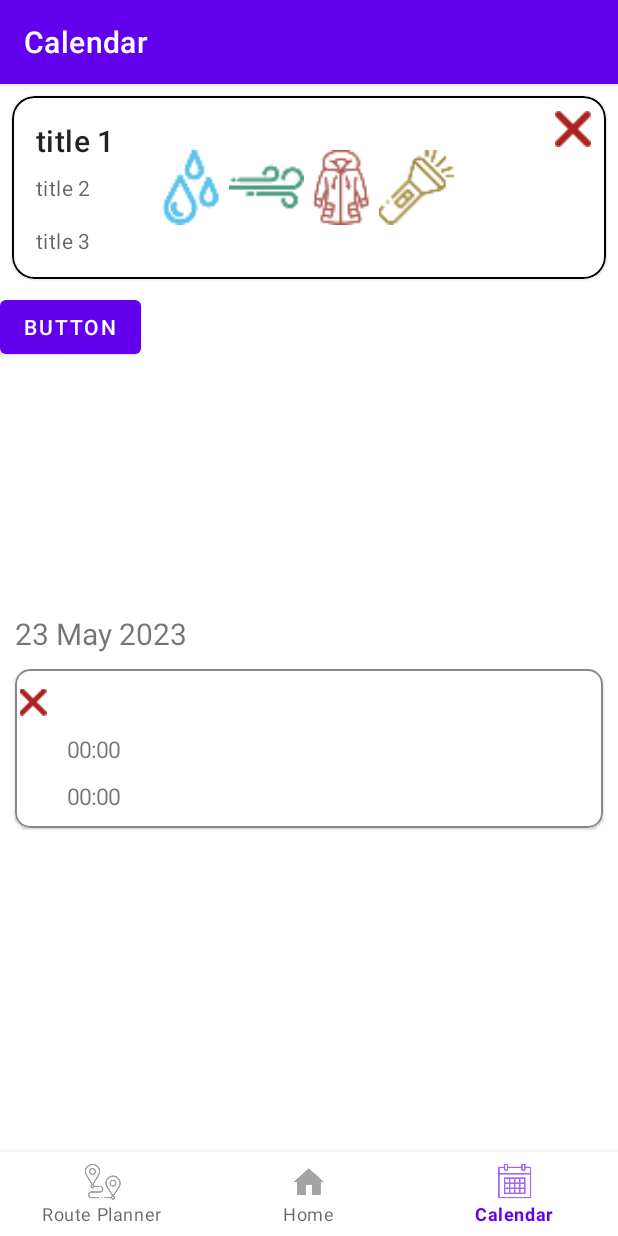
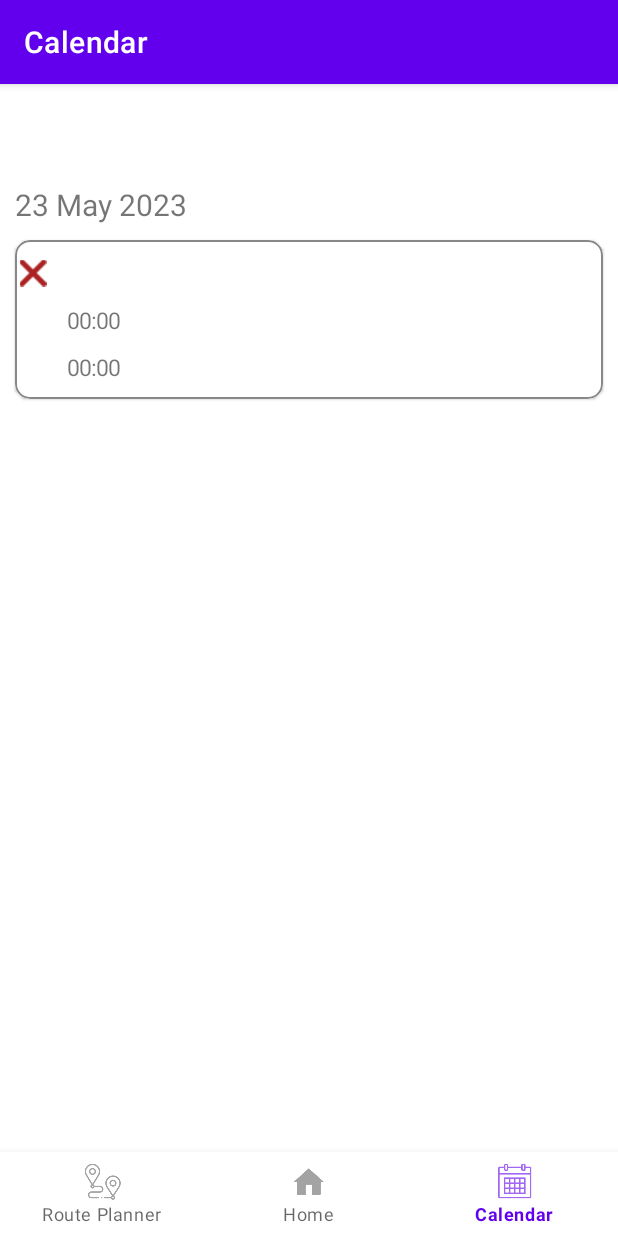
Before and after one commit to matefehervari/InteractionDesign, an Android app: the CalendarFragment screen opened through its navigation route, on a phone screen of 412 x 824 dp. Run offline under Robolectric (Android 15) with nearby library versions, the phone set to English and light mode, and no system bars; our stand-ins replace Volley, navigation-ui.

Commit message:
Fixed bug with acquiring time from time pickers. Changed info page top image. Removed calendar test button

```diff
--- a/app/src/main/java/com/example/interactiondesigngroup19/ui/calendar/CalendarFragment.java
+++ b/app/src/main/java/com/example/interactiondesigngroup19/ui/calendar/CalendarFragment.java
@@ -59,14 +59,14 @@ public class CalendarFragment extends Fragment {
     public void onViewCreated(@NonNull View view, @Nullable Bundle savedInstanceState) {
         super.onViewCreated(view, savedInstanceState);
 
-        final Button testButton = binding.button;
-        testButton.setOnClickListener(new View.OnClickListener() {
-            @Override
-            public void onClick(View v) {
-                CalendarEvent calendarEvent = eventHandler.addRandomEvent();
-                fragmentLinearLayout.addView(createEventCard(calendarEvent));
-            }
-        });
+//        final Button testButton = binding.button;
+//        testButton.setOnClickListener(new View.OnClickListener() {
+//            @Override
+//            public void onClick(View v) {
+//                CalendarEvent calendarEvent = eventHandler.addRandomEvent();
+//                fragmentLinearLayout.addView(createEventCard(calendarEvent));
+//            }
+//        });
     }
 
     private void createEventCards() {
--- a/app/src/main/java/com/example/interactiondesigngroup19/ui/route_planner/RoutePlannerFragment.java
+++ b/app/src/main/java/com/example/interactiondesigngroup19/ui/route_planner/RoutePlannerFragment.java
@@ -312,7 +312,7 @@ public class RoutePlannerFragment extends Fragment {
             // Get data and send off to calendar
 
             String startHour = String.valueOf(routeModel.getStartHour());
-            String startMinute = String.valueOf(routeModel.getEndHour());
+            String startMinute = String.valueOf(routeModel.getStartMin());
             String[] date = dateSpinner.getSelectedItem().toString().split("/");
             Integer day = Integer.parseInt(date[0]);
             Integer month = Integer.parseInt(date[1]);
--- a/app/src/main/res/layout/fragment_calendar.xml
+++ b/app/src/main/res/layout/fragment_calendar.xml
@@ -12,111 +12,111 @@
         android:layout_height="wrap_content"
         android:orientation="vertical">
 
-        <com.google.android.material.card.MaterialCardView
-            android:layout_width="match_parent"
-            android:layout_height="match_parent"
-            android:layout_margin="8dp"
-            android:checkable="true"
-            android:clickable="true"
-            android:focusable="true"
-            app:cardCornerRadius="15dp"
-            app:strokeColor="@color/black"
-            app:strokeWidth="1dp">
+<!--        <com.google.android.material.card.MaterialCardView-->
+<!--            android:layout_width="match_parent"-->
+<!--            android:layout_height="match_parent"-->
+<!--            android:layout_margin="8dp"-->
+<!--            android:checkable="true"-->
+<!--            android:clickable="true"-->
+<!--            android:focusable="true"-->
+<!--            app:cardCornerRadius="15dp"-->
+<!--            app:strokeColor="@color/black"-->
+<!--            app:strokeWidth="1dp">-->
 
-            <LinearLayout
-                android:layout_width="match_parent"
-                android:layout_height="wrap_content"
-                android:orientation="horizontal">
+<!--            <LinearLayout-->
+<!--                android:layout_width="match_parent"-->
+<!--                android:layout_height="wrap_content"-->
+<!--                android:orientation="horizontal">-->
 
-                <LinearLayout
-                    android:layout_width="wrap_content"
-                    android:layout_height="wrap_content"
-                    android:orientation="vertical"
-                    android:padding="16dp">
+<!--                <LinearLayout-->
+<!--                    android:layout_width="wrap_content"-->
+<!--                    android:layout_height="wrap_content"-->
+<!--                    android:orientation="vertical"-->
+<!--                    android:padding="16dp">-->
 
-                    <!-- Title, secondary and supporting text -->
-                    <TextView
-                        android:layout_width="wrap_content"
-                        android:layout_height="wrap_content"
-                        android:text="title 1"
-                        android:textAppearance="?attr/textAppearanceHeadline6" />
+<!--                    &lt;!&ndash; Title, secondary and supporting text &ndash;&gt;-->
+<!--                    <TextView-->
+<!--                        android:layout_width="wrap_content"-->
+<!--                        android:layout_height="wrap_content"-->
+<!--                        android:text="title 1"-->
+<!--                        android:textAppearance="?attr/textAppearanceHeadline6" />-->
 
-                    <TextView
-                        android:layout_width="wrap_content"
-                        android:layout_height="wrap_content"
-                        android:layout_marginTop="8dp"
-                        android:text="title 2"
-                        android:textAppearance="?attr/textAppearanceBody2"
-                        android:textColor="?android:attr/textColorSecondary" />
+<!--                    <TextView-->
+<!--                        android:layout_width="wrap_content"-->
+<!--                        android:layout_height="wrap_content"-->
+<!--                        android:layout_marginTop="8dp"-->
+<!--                        android:text="title 2"-->
+<!--                        android:textAppearance="?attr/textAppearanceBody2"-->
+<!--                        android:textColor="?android:attr/textColorSecondary" />-->
 
-                    <TextView
-                        android:layout_width="wrap_content"
-                        android:layout_height="wrap_content"
-                        android:layout_marginTop="16dp"
-                        android:text="title 3"
-                        android:textAppearance="?attr/textAppearanceBody2"
-                        android:textColor="?android:attr/textColorSecondary" />
+<!--                    <TextView-->
+<!--                        android:layout_width="wrap_content"-->
+<!--                        android:layout_height="wrap_content"-->
+<!--                        android:layout_marginTop="16dp"-->
+<!--                        android:text="title 3"-->
+<!--                        android:textAppearance="?attr/textAppearanceBody2"-->
+<!--                        android:textColor="?android:attr/textColorSecondary" />-->
 
-                </LinearLayout>
+<!--                </LinearLayout>-->
 
-                <RelativeLayout
-                    android:layout_width="wrap_content"
-                    android:layout_height="match_parent"
-                    android:padding="10dp">
+<!--                <RelativeLayout-->
+<!--                    android:layout_width="wrap_content"-->
+<!--                    android:layout_height="match_parent"-->
+<!--                    android:padding="10dp">-->
 
-                    <ImageView
-                        android:id="@+id/rain_icon"
-                        android:layout_width="50dp"
-                        android:layout_height="fill_parent"
-                        android:layout_alignParentLeft="true"
-                        android:src="@drawable/rain_indicator_icon" />
+<!--                    <ImageView-->
+<!--                        android:id="@+id/rain_icon"-->
+<!--                        android:layout_width="50dp"-->
+<!--                        android:layout_height="fill_parent"-->
+<!--                        android:layout_alignParentLeft="true"-->
+<!--                        android:src="@drawable/rain_indicator_icon" />-->
 
-                    <ImageView
-                        android:id="@+id/wind_icon"
-                        android:layout_width="50dp"
-                        android:layout_height="fill_parent"
-                        android:layout_toRightOf="@id/rain_icon"
-                        android:src="@drawable/wind_indicator_icon" />
+<!--                    <ImageView-->
+<!--                        android:id="@+id/wind_icon"-->
+<!--                        android:layout_width="50dp"-->
+<!--                        android:layout_height="fill_parent"-->
+<!--                        android:layout_toRightOf="@id/rain_icon"-->
+<!--                        android:src="@drawable/wind_indicator_icon" />-->
 
-                    <ImageView
-                        android:id="@+id/coat_icon"
-                        android:layout_width="50dp"
-                        android:layout_height="fill_parent"
-                        android:layout_toRightOf="@id/wind_icon"
-                        android:src="@drawable/coat_indicator_icon" />
+<!--                    <ImageView-->
+<!--                        android:id="@+id/coat_icon"-->
+<!--                        android:layout_width="50dp"-->
+<!--                        android:layout_height="fill_parent"-->
+<!--                        android:layout_toRightOf="@id/wind_icon"-->
+<!--                        android:src="@drawable/coat_indicator_icon" />-->
 
-                    <ImageView
-                        android:id="@+id/light_icon"
-                        android:layout_width="50dp"
-                        android:layout_height="fill_parent"
-                        android:layout_toRightOf="@id/coat_icon"
-                        android:src="@drawable/light_indicator_icon" />
+<!--                    <ImageView-->
+<!--                        android:id="@+id/light_icon"-->
+<!--                        android:layout_width="50dp"-->
+<!--                        android:layout_height="fill_parent"-->
+<!--                        android:layout_toRightOf="@id/coat_icon"-->
+<!--                        android:src="@drawable/light_indicator_icon" />-->
 
-                    <ImageButton
-                        android:layout_width="wrap_content"
-                        android:layout_height="wrap_content"
-                        android:background="@drawable/close"
-                        android:backgroundTint="@color/red"
-                        android:padding="5dp"
-                        android:layout_alignParentRight="true"
-                        android:layout_alignParentTop="true">
-                    </ImageButton>
+<!--                    <ImageButton-->
+<!--                        android:layout_width="wrap_content"-->
+<!--                        android:layout_height="wrap_content"-->
+<!--                        android:background="@drawable/close"-->
+<!--                        android:backgroundTint="@color/red"-->
+<!--                        android:padding="5dp"-->
+<!--                        android:layout_alignParentRight="true"-->
+<!--                        android:layout_alignParentTop="true">-->
+<!--                    </ImageButton>-->
 
-                </RelativeLayout>
+<!--                </RelativeLayout>-->
 
 
 
-            </LinearLayout>
-        </com.google.android.material.card.MaterialCardView>
+<!--            </LinearLayout>-->
+<!--        </com.google.android.material.card.MaterialCardView>-->
 
-        <Button
-            android:id="@+id/button"
-            android:layout_width="wrap_content"
-            android:layout_height="wrap_content"
-            android:layout_marginBottom="100dp"
-            android:text="Button"
-            app:layout_constraintBottom_toBottomOf="parent"
-            app:layout_constraintEnd_toEndOf="parent"
-            app:layout_constraintStart_toStartOf="parent" />
+<!--        <Button-->
+<!--            android:id="@+id/button"-->
+<!--            android:layout_width="wrap_content"-->
+<!--            android:layout_height="wrap_content"-->
+<!--            android:layout_marginBottom="100dp"-->
+<!--            android:text="Button"-->
+<!--            app:layout_constraintBottom_toBottomOf="parent"-->
+<!--            app:layout_constraintEnd_toEndOf="parent"-->
+<!--            app:layout_constraintStart_toStartOf="parent" />-->
     </LinearLayout>
 </ScrollView>
--- a/app/src/main/res/layout/fragment_weather_details.xml
+++ b/app/src/main/res/layout/fragment_weather_details.xml
@@ -39,7 +39,7 @@
                     android:layout_height="300dp"
                     android:layout_gravity="center"
                     android:layout_weight="4"
-                    android:src="@android:drawable/ic_lock_power_off"
+                    android:src="@drawable/sunny_main_image"
                     tools:ignore="ContentDescription" />
 
                 <TextView
```
